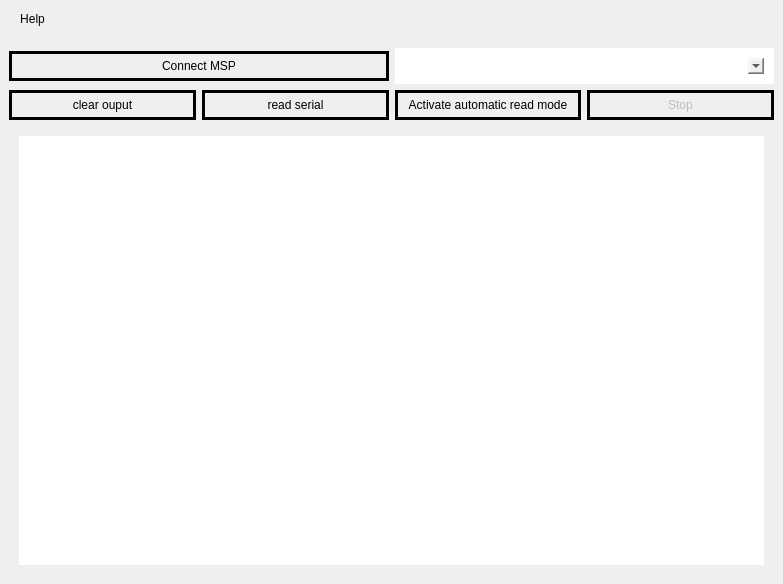
Above: msp_app/ui/raw/window.ui from ginop-1/msp_app before the change. Below: the same form after it.
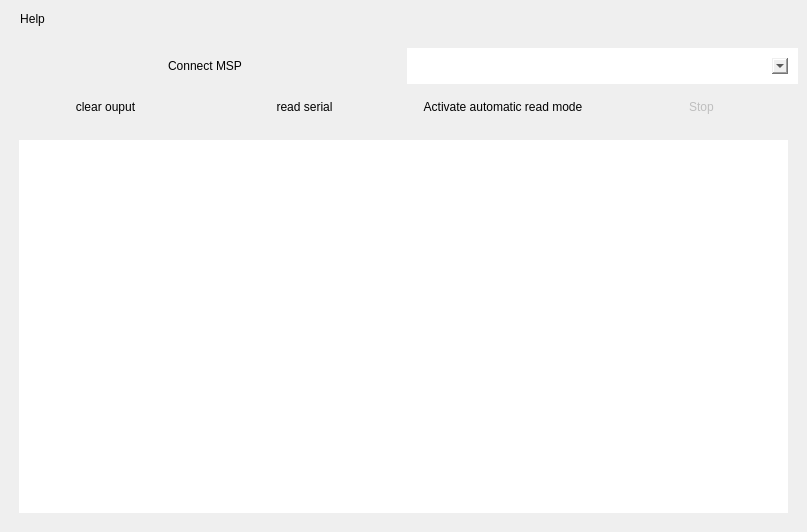
That is the form after the change.

Patch:
```diff
--- a/msp_app/ui/raw/window.ui
+++ b/msp_app/ui/raw/window.ui
@@ -6,8 +6,8 @@
    <rect>
     <x>0</x>
     <y>0</y>
-    <width>783</width>
-    <height>584</height>
+    <width>807</width>
+    <height>532</height>
    </rect>
   </property>
   <property name="windowTitle">
@@ -34,12 +34,17 @@
         <item>
          <widget class="QPushButton" name="ConnectButton">
           <property name="styleSheet">
-           <string notr="true">border:  3px solid black;
-padding:  5px 1px 5px 1px;</string>
+           <string notr="true"/>
           </property>
           <property name="text">
            <string>Connect MSP</string>
           </property>
+          <property name="default">
+           <bool>true</bool>
+          </property>
+          <property name="flat">
+           <bool>false</bool>
+          </property>
          </widget>
         </item>
         <item>
@@ -52,8 +57,7 @@
         <item>
          <widget class="QPushButton" name="ClearButton">
           <property name="styleSheet">
-           <string notr="true">border:  3px solid black;
-padding:  5px 1px 5px 1px;</string>
+           <string notr="true"/>
           </property>
           <property name="text">
            <string>clear ouput</string>
@@ -64,31 +68,35 @@
           <property name="default">
            <bool>false</bool>
           </property>
-          <property name="flat">
-           <bool>true</bool>
-          </property>
          </widget>
         </item>
         <item>
          <widget class="QPushButton" name="readButton">
           <property name="styleSheet">
-           <string notr="true">border:  3px solid black;
-padding:  5px 1px 5px 1px;</string>
+           <string notr="true"/>
           </property>
           <property name="text">
            <string>read serial</string>
           </property>
+          <property name="default">
+           <bool>false</bool>
+          </property>
          </widget>
         </item>
         <item>
          <widget class="QPushButton" name="AutomaticReadButton">
           <property name="styleSheet">
-           <string notr="true">border:  3px solid black;
-padding:  5px 1px 5px 1px;</string>
+           <string notr="true"/>
           </property>
           <property name="text">
            <string>Activate automatic read mode</string>
           </property>
+          <property name="default">
+           <bool>false</bool>
+          </property>
+          <property name="flat">
+           <bool>false</bool>
+          </property>
          </widget>
         </item>
         <item>
@@ -97,12 +105,14 @@
            <bool>false</bool>
           </property>
           <property name="styleSheet">
-           <string notr="true">border:  3px solid black;
-padding:  5px 1px 5px 1px;</string>
+           <string notr="true"/>
           </property>
           <property name="text">
            <string>Stop</string>
           </property>
+          <property name="default">
+           <bool>false</bool>
+          </property>
          </widget>
         </item>
        </layout>
@@ -119,7 +129,7 @@
     <rect>
      <x>0</x>
      <y>0</y>
-     <width>783</width>
+     <width>807</width>
      <height>52</height>
     </rect>
    </property>
```
Left out of the diff: 19 changed lines with no effect on the pictures.
